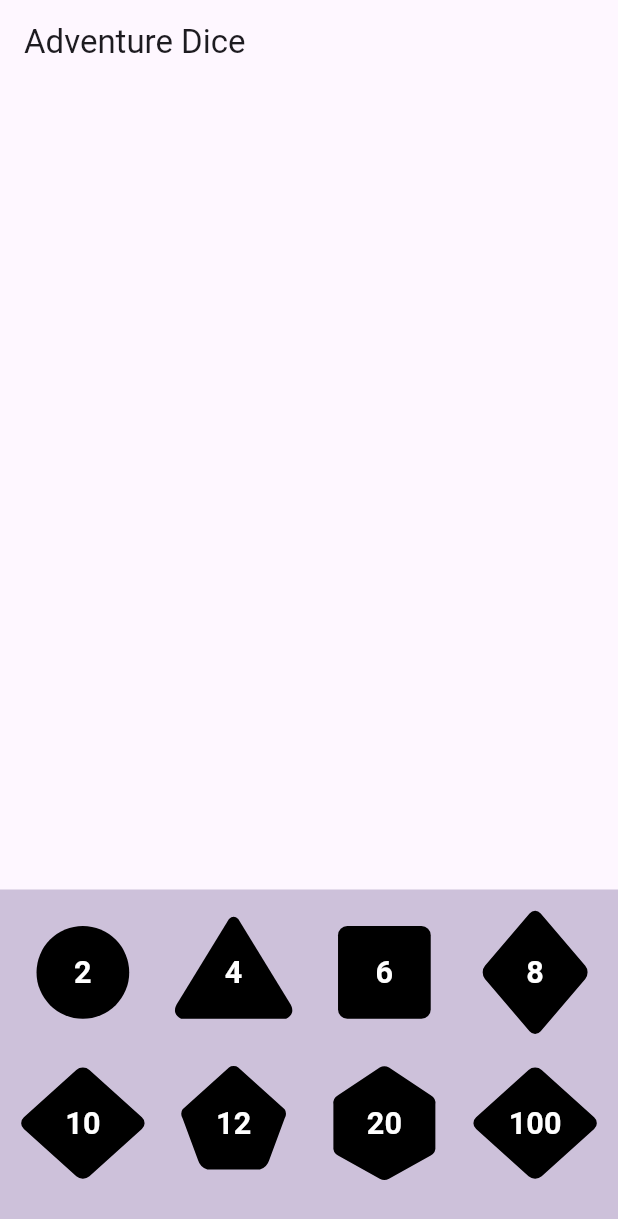
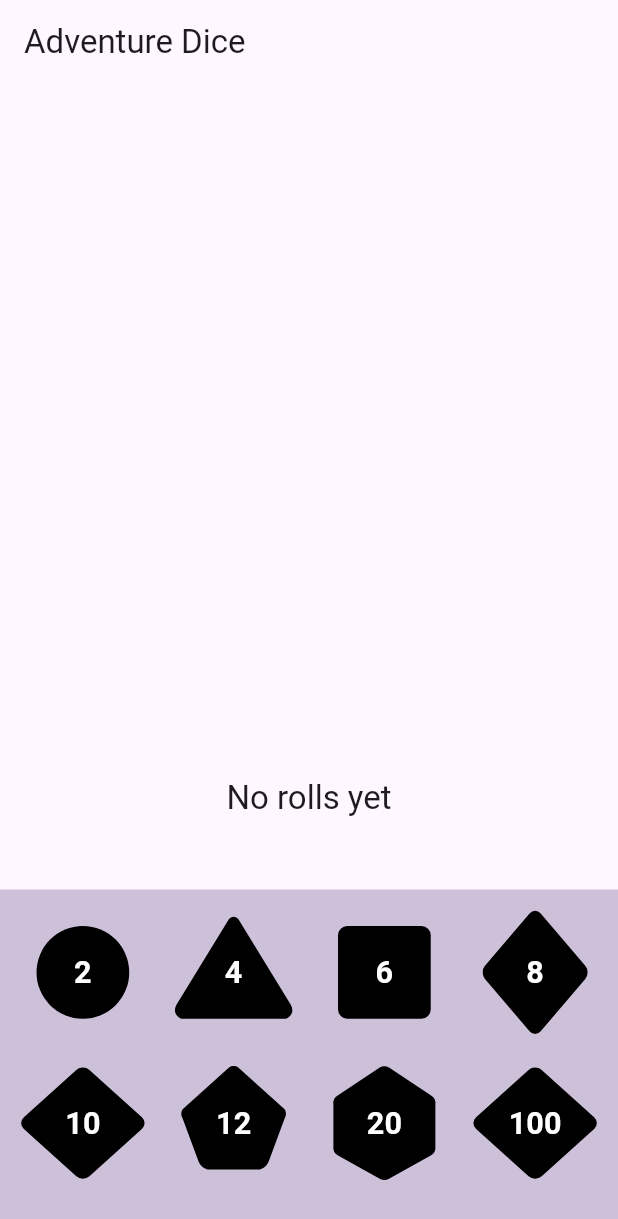
Before and after one commit to devolonter/adventure_dice, a Flutter app: the screen it shows after launch, on a phone screen of 412 x 824 dp. Shown: the top 1219 px of the screen. Run offline on Flutter 3.47's test engine with Material 2 defaults, Android fonts, the phone set to English and light mode, and no system bars; our stand-ins replace flutter_riverpod, isar, riverpod_annotation; accounts and stored records are empty; generated files the repository leaves out were written again.

Commit message:
First working version of dice roll

```diff
--- a/lib/pages/home_page.dart
+++ b/lib/pages/home_page.dart
@@ -3,6 +3,7 @@ import 'package:flutter_riverpod/flutter_riverpod.dart';
 
 import '../providers/dice.dart';
 import '../widgets/dice/dice_grid.dart';
+import '../widgets/rolls/latest_roll.dart';
 
 class HomePage extends ConsumerWidget {
   const HomePage({Key? key}) : super(key: key);
@@ -18,6 +19,7 @@ class HomePage extends ConsumerWidget {
       body: const Column(
         children: [
           Expanded(child: SizedBox.shrink()),
+          LatestRoll(),
           DiceGrid(),
         ],
       ),
--- a/lib/widgets/dice/dice_grid.dart
+++ b/lib/widgets/dice/dice_grid.dart
@@ -1,3 +1,4 @@
+import 'package:domain/domain.dart';
 import 'package:flutter/material.dart';
 import 'package:flutter_riverpod/flutter_riverpod.dart';
 
@@ -13,10 +14,11 @@ class DiceGrid extends ConsumerWidget {
 
   @override
   Widget build(BuildContext context, WidgetRef ref) {
-    final config = ref.watch(appDiceProvider);
-    final countDice = config.value?.length ?? 0;
-    final diceSize = MediaQuery.of(context).size.width / crossAxisCount;
-    final countDicePerRow = (countDice / crossAxisCount).ceil();
+    final AsyncValue<List<Dice>> config = ref.watch(appDiceProvider);
+
+    final int countDice = config.value?.length ?? 0;
+    final double diceSize = MediaQuery.of(context).size.width / crossAxisCount;
+    final int countDicePerRow = (countDice / crossAxisCount).ceil();
 
     return Container(
       height: diceSize * countDicePerRow +
--- a/lib/widgets/dice/dice_single.dart
+++ b/lib/widgets/dice/dice_single.dart
@@ -1,9 +1,11 @@
 import 'package:domain/domain.dart';
 import 'package:flutter/material.dart';
+import 'package:flutter_riverpod/flutter_riverpod.dart';
 
+import '../../providers/dice_rolls.dart';
 import 'dice_painter.dart';
 
-class DiceSingle extends StatelessWidget {
+class DiceSingle extends ConsumerWidget {
   const DiceSingle({
     super.key,
     required this.dice,
@@ -14,9 +16,9 @@ class DiceSingle extends StatelessWidget {
   final Size size;
 
   @override
-  Widget build(BuildContext context) {
+  Widget build(BuildContext context, WidgetRef ref) {
     return TextButton(
-      onPressed: () {},
+      onPressed: () => ref.read(diceRollsProvider.notifier).rollDice(dice),
       style: TextButton.styleFrom(
         padding: EdgeInsets.zero,
         shape: RoundedRectangleBorder(
--- /dev/null
+++ b/lib/widgets/rolls/latest_roll.dart
@@ -0,0 +1,26 @@
+import 'package:flutter/material.dart';
+import 'package:flutter_riverpod/flutter_riverpod.dart';
+
+import '../../providers/dice_rolls.dart';
+
+class LatestRoll extends ConsumerWidget {
+  const LatestRoll({super.key});
+
+  @override
+  Widget build(BuildContext context, WidgetRef ref) {
+    final latestRoll = ref.watch(getLatestRollProvider);
+
+    return SizedBox(
+      height: 75,
+      child: latestRoll.maybeWhen(
+        data: (roll) {
+          return Text(
+            roll?.result.toString() ?? 'No rolls yet',
+            style: Theme.of(context).textTheme.headline6,
+          );
+        },
+        orElse: () => const SizedBox.shrink()
+      ),
+    );
+  }
+}
```
Also changed, not shown: 3 other files.
